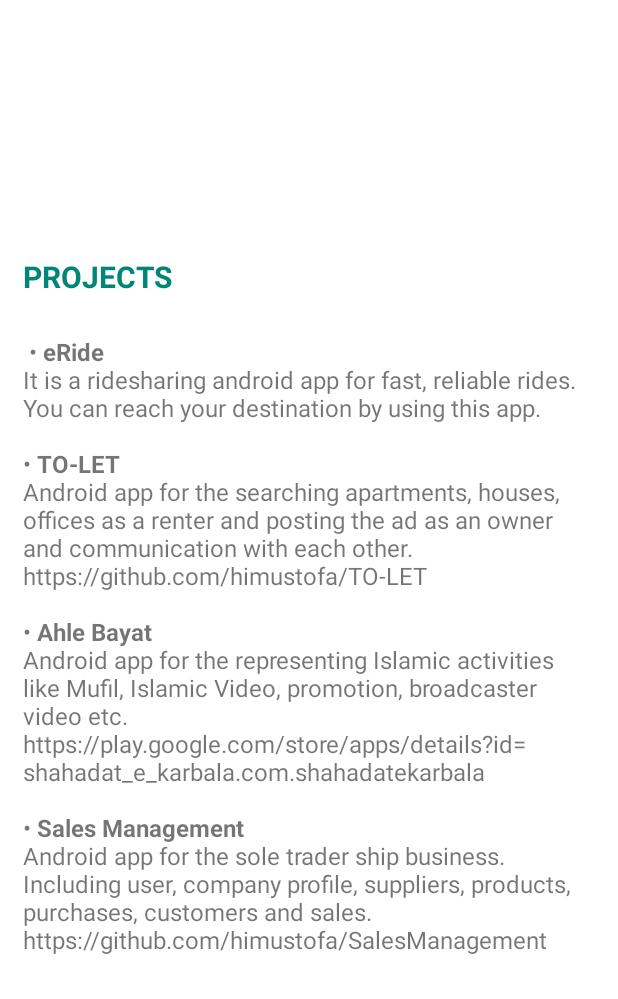
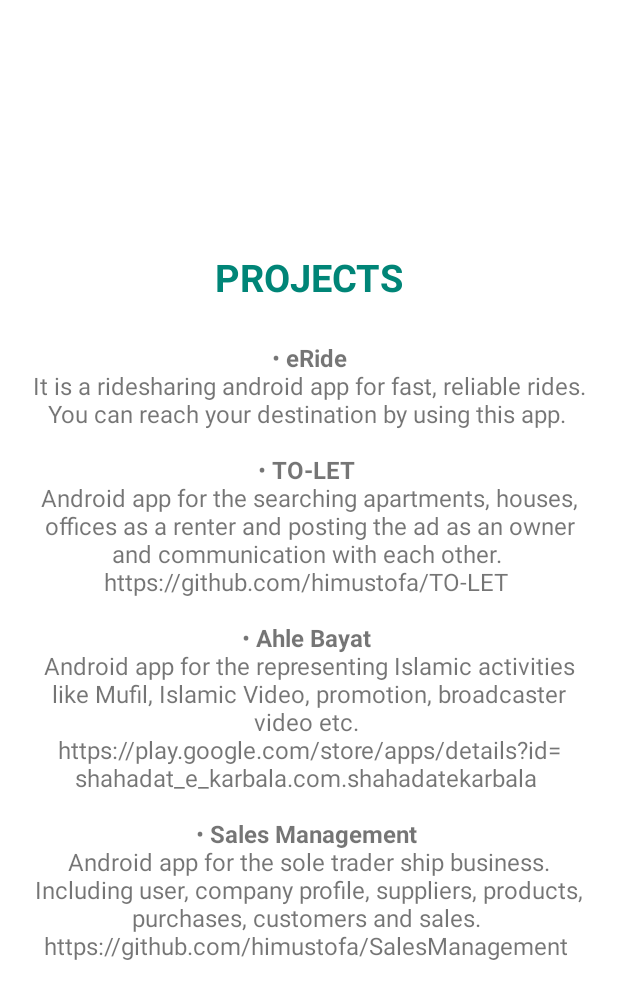
Before and after one commit to himustofa/NewsViewsV2, an Android app: the layout slide_screen3.xml on its own in the app's theme, with its tools: preview values and no code run, on a phone screen of 412 x 824 dp. Shown: the top 999 px of the screen. Run offline under Robolectric (Android 15) with nearby library versions, the phone set to English and light mode, and no system bars.

Commit message:
Design changes

```diff
--- a/app/src/main/res/layout/slide_screen3.xml
+++ b/app/src/main/res/layout/slide_screen3.xml
@@ -5,7 +5,7 @@
     android:layout_height="match_parent">
 
     <LinearLayout
-        android:padding="15dp"
+        android:padding="20dp"
         android:gravity="center"
         android:layout_gravity="center"
         android:orientation="vertical"
@@ -14,8 +14,9 @@
 
         <TextView
             android:text="@string/projects_title"
-            android:textSize="20dp"
+            android:textSize="25dp"
             android:textStyle="bold"
+            android:textAlignment="center"
             android:layout_marginBottom="25dp"
             android:textColor="@color/colorAccent"
             android:layout_width="match_parent"
@@ -23,6 +24,7 @@
         <TextView
             android:text="@string/projects"
             android:textSize="16dp"
+            android:textAlignment="center"
             android:layout_marginBottom="15dp"
             android:layout_width="match_parent"
             android:layout_height="wrap_content" />
```
